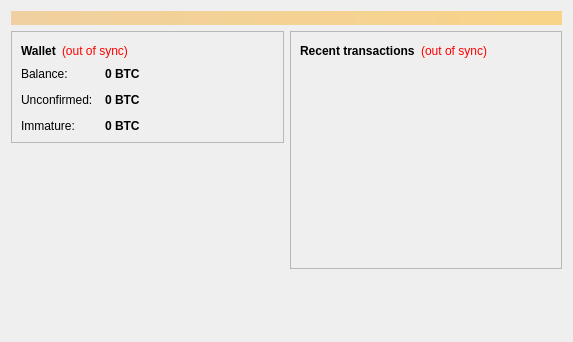
Above: src/qt/forms/overviewpage.ui from namecoin/namecoin-legacy before the change. Below: the same form after it.
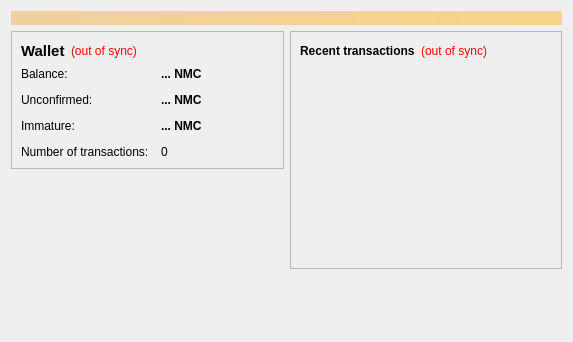
That is the form after the change.

Diff of the .ui file:
```diff
--- a/src/qt/forms/overviewpage.ui
+++ b/src/qt/forms/overviewpage.ui
@@ -49,6 +49,7 @@
              <widget class="QLabel" name="label_5">
               <property name="font">
                <font>
+                <pointsize>11</pointsize>
                 <weight>75</weight>
                 <bold>true</bold>
                </font>
@@ -122,7 +123,7 @@
                <string>Your current balance</string>
               </property>
               <property name="text">
-               <string notr="true">0 BTC</string>
+               <string notr="true">... NMC</string>
               </property>
               <property name="textInteractionFlags">
                <set>Qt::LinksAccessibleByMouse|Qt::TextSelectableByKeyboard|Qt::TextSelectableByMouse</set>
@@ -151,13 +152,30 @@
                <string>Total of transactions that have yet to be confirmed, and do not yet count toward the current balance</string>
               </property>
               <property name="text">
-               <string notr="true">0 BTC</string>
+               <string notr="true">... NMC</string>
               </property>
               <property name="textInteractionFlags">
                <set>Qt::LinksAccessibleByMouse|Qt::TextSelectableByKeyboard|Qt::TextSelectableByMouse</set>
               </property>
              </widget>
             </item>
+            <item row="3" column="0">
+             <widget class="QLabel" name="label_2">
+              <property name="text">
+               <string>Number of transactions:</string>
+              </property>
+             </widget>
+            </item>
+            <item row="3" column="1">
+             <widget class="QLabel" name="labelNumTransactions">
+              <property name="toolTip">
+               <string>Total number of transactions in wallet</string>
+              </property>
+              <property name="text">
+               <string notr="true">0</string>
+              </property>
+             </widget>
+            </item>
             <item row="2" column="0">
              <widget class="QLabel" name="labelImmatureText">
               <property name="text">
@@ -177,7 +195,7 @@
                <string>Mined balance that has not yet matured</string>
               </property>
               <property name="text">
-               <string notr="true">0 BTC</string>
+               <string notr="true">... NMC</string>
               </property>
               <property name="textInteractionFlags">
                <set>Qt::LinksAccessibleByMouse|Qt::TextSelectableByKeyboard|Qt::TextSelectableByMouse</set>
```
Left out of the diff: 4 changed lines with no effect on the pictures.
